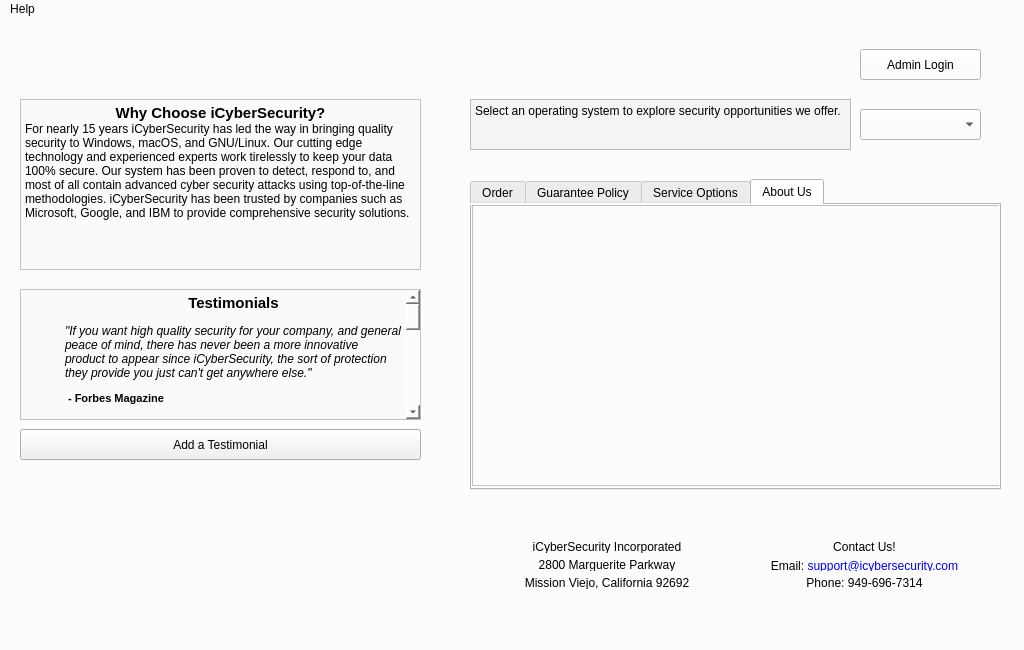
Before: the Qt Designer form src/mainwindow.ui in brianclinkenbeard/pamphlet, drawn with Qt 5.
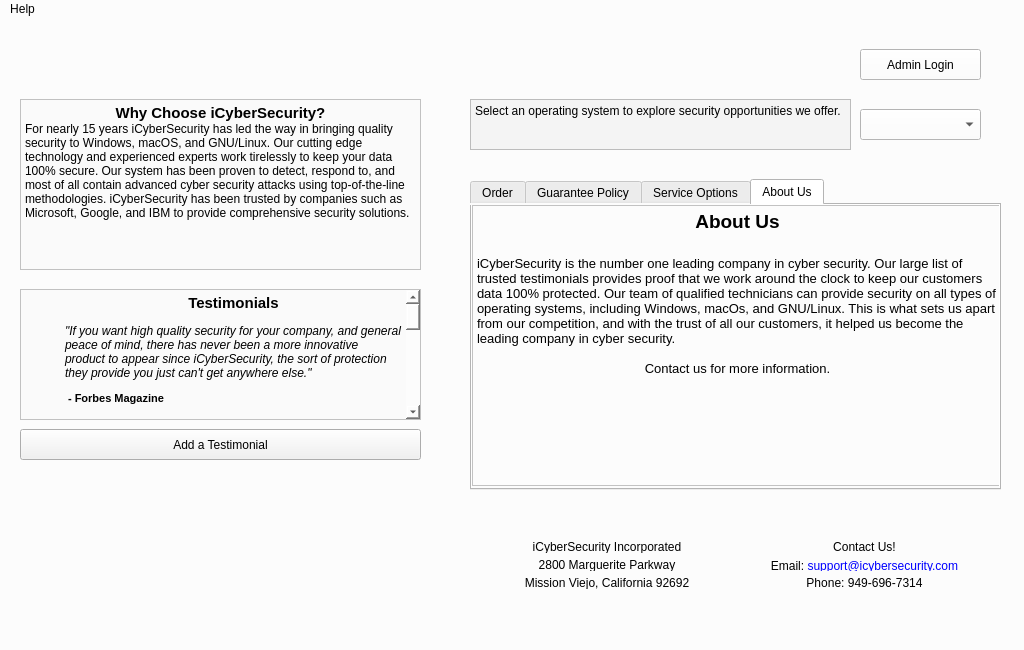
After: the same form once the commit is applied. The open tabs and pages were chosen to show the change.

Commit message: about us

Diff of the .ui file:
```diff
--- a/src/mainwindow.ui
+++ b/src/mainwindow.ui
@@ -505,6 +505,17 @@
         <height>281</height>
        </rect>
       </property>
+      <property name="html">
+       <string>&lt;!DOCTYPE HTML PUBLIC &quot;-//W3C//DTD HTML 4.0//EN&quot; &quot;http://www.w3.org/TR/REC-html40/strict.dtd&quot;&gt;
+&lt;html&gt;&lt;head&gt;&lt;meta name=&quot;qrichtext&quot; content=&quot;1&quot; /&gt;&lt;style type=&quot;text/css&quot;&gt;
+p, li { white-space: pre-wrap; }
+&lt;/style&gt;&lt;/head&gt;&lt;body style=&quot; font-family:'MS Shell Dlg 2'; font-size:8.25pt; font-weight:400; font-style:normal;&quot;&gt;
+&lt;p align=&quot;center&quot; style=&quot; margin-top:0px; margin-bottom:0px; margin-left:0px; margin-right:0px; -qt-block-indent:0; text-indent:0px;&quot;&gt;&lt;span style=&quot; font-size:14pt; font-weight:600;&quot;&gt;About Us&lt;/span&gt;&lt;/p&gt;
+&lt;p align=&quot;center&quot; style=&quot;-qt-paragraph-type:empty; margin-top:0px; margin-bottom:0px; margin-left:0px; margin-right:0px; -qt-block-indent:0; text-indent:0px; font-size:14pt; font-weight:600;&quot;&gt;&lt;br /&gt;&lt;/p&gt;
+&lt;p style=&quot; margin-top:0px; margin-bottom:0px; margin-left:0px; margin-right:0px; -qt-block-indent:0; text-indent:0px;&quot;&gt;&lt;span style=&quot; font-size:10pt;&quot;&gt;iCyberSecurity is the number one leading company in cyber security. Our large list of trusted testimonials provides proof that we work around the clock to keep our customers data 100% protected. Our team of qualified technicians can provide security on all types of operating systems, including Windows, macOs, and GNU/Linux. This is what sets us apart from our competition, and with the trust of all our customers, it helped us become the leading company in cyber security.&lt;/span&gt;&lt;/p&gt;
+&lt;p style=&quot;-qt-paragraph-type:empty; margin-top:0px; margin-bottom:0px; margin-left:0px; margin-right:0px; -qt-block-indent:0; text-indent:0px; font-size:10pt;&quot;&gt;&lt;br /&gt;&lt;/p&gt;
+&lt;p align=&quot;center&quot; style=&quot; margin-top:0px; margin-bottom:0px; margin-left:0px; margin-right:0px; -qt-block-indent:0; text-indent:0px;&quot;&gt;&lt;span style=&quot; font-size:10pt;&quot;&gt;Contact us for more information.&lt;/span&gt;&lt;/p&gt;&lt;/body&gt;&lt;/html&gt;</string>
+      </property>
      </widget>
     </widget>
    </widget>
```
Left out of the diff: 68 changed lines with no effect on the pictures.
